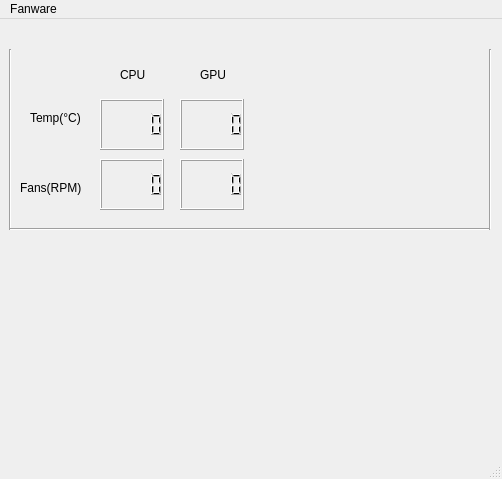
Above: untitled/mainwindow.ui from madhavpcm/DellG5SE-Fan-Linux before the change. Below: the same form after it.
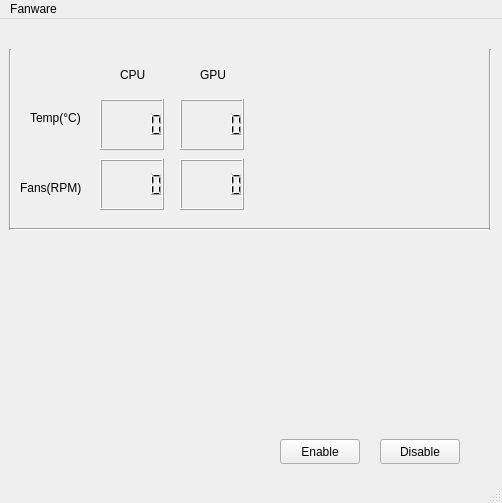
That is the form after the change. The open tabs and pages were chosen to show the change. Custom widgets are drawn as their Qt base class.

What changed in the file:
```diff
--- a/untitled/mainwindow.ui
+++ b/untitled/mainwindow.ui
@@ -7,7 +7,7 @@
     <x>0</x>
     <y>0</y>
     <width>502</width>
-    <height>479</height>
+    <height>503</height>
    </rect>
   </property>
   <property name="windowTitle">
@@ -151,7 +151,7 @@
       <x>10</x>
       <y>220</y>
       <width>471</width>
-      <height>201</height>
+      <height>231</height>
      </rect>
     </property>
     <widget class="QWidget" name="page">
@@ -244,13 +244,39 @@
      <widget class="QCustomPlot" name="curve" native="true">
       <property name="geometry">
        <rect>
-        <x>20</x>
-        <y>10</y>
+        <x>10</x>
+        <y>0</y>
         <width>441</width>
         <height>191</height>
        </rect>
       </property>
      </widget>
+     <widget class="QPushButton" name="enable">
+      <property name="geometry">
+       <rect>
+        <x>270</x>
+        <y>200</y>
+        <width>80</width>
+        <height>25</height>
+       </rect>
+      </property>
+      <property name="text">
+       <string>Enable</string>
+      </property>
+     </widget>
+     <widget class="QPushButton" name="disable">
+      <property name="geometry">
+       <rect>
+        <x>370</x>
+        <y>200</y>
+        <width>80</width>
+        <height>25</height>
+       </rect>
+      </property>
+      <property name="text">
+       <string>Disable</string>
+      </property>
+     </widget>
     </widget>
    </widget>
   </widget>
```
Left out of the diff: 23 changed lines with no effect on the pictures.
